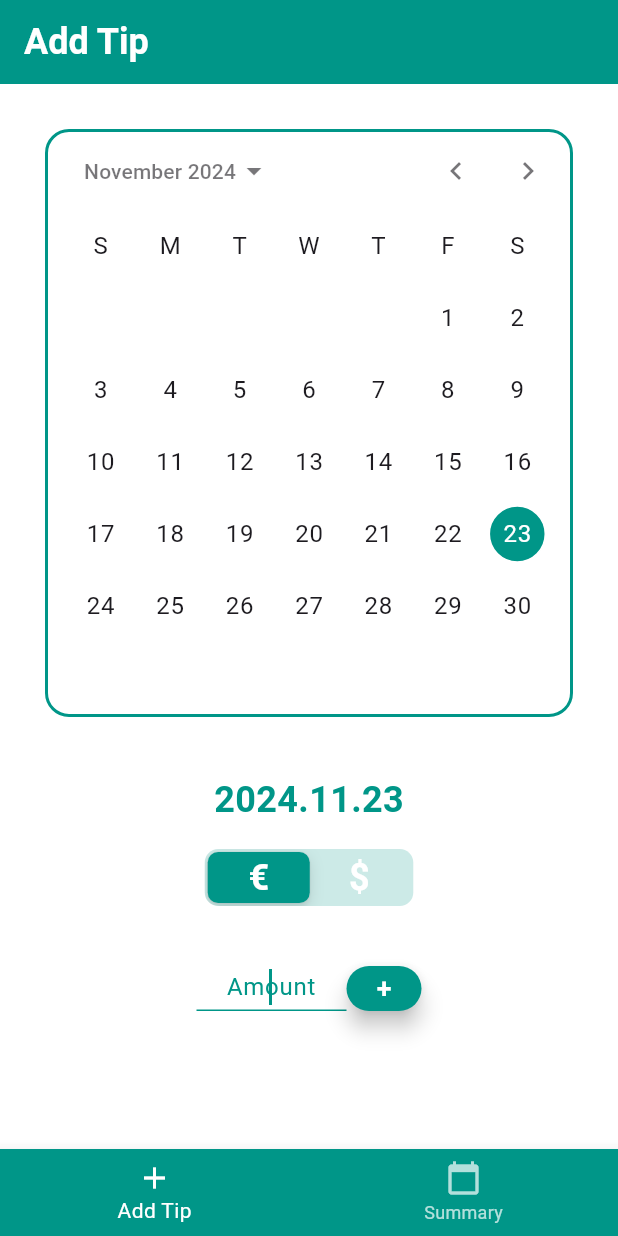
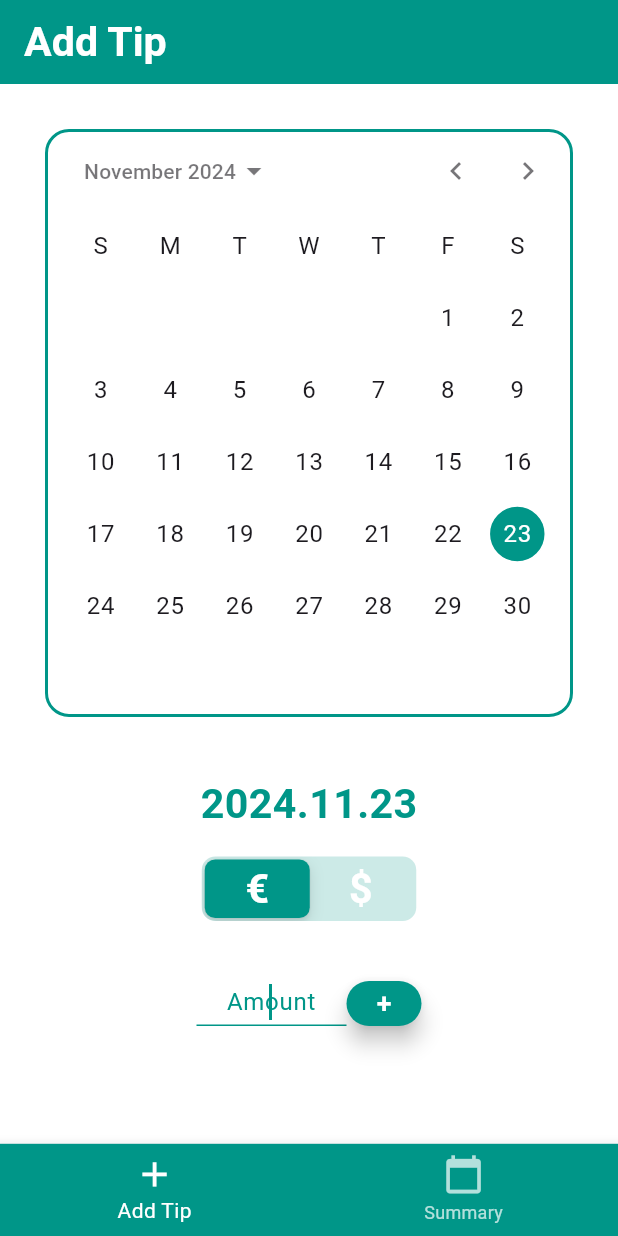
Before and after one commit to DiegoLSdev/tips_tracker, a Flutter app: the screen it shows after launch, on a phone screen of 412 x 824 dp. Run offline on Flutter 3.47's test engine with Material 3 defaults, Android fonts, the phone set to English and light mode, and no system bars; drawn by our look-alikes of calendar_date_picker2; our stand-ins replace flutter_screenutil.

```diff
--- a/lib/components/add_tip_dialog.dart
+++ b/lib/components/add_tip_dialog.dart
@@ -43,16 +43,16 @@ class _AddTipDialogState extends State<AddTipDialog> {
             groupValue: currencyIndex,
             backgroundColor: Colors.teal.withOpacity(0.2),
             thumbColor: Colors.teal,
-            children: const <int, Widget>{
+            children:  <int, Widget>{
               0: Padding(
-                padding: EdgeInsets.symmetric(horizontal: 16.0),
+                padding: const EdgeInsets.symmetric(horizontal: 16.0),
                 child: Text(
                   '€',
                   style: AppTextStyles.mainTitle,
                 ),
               ),
               1: Padding(
-                padding: EdgeInsets.symmetric(horizontal: 16.0),
+                padding: const EdgeInsets.symmetric(horizontal: 16.0),
                 child: Text(
                   '\$',
                   style: AppTextStyles.mainTitle,
--- a/lib/main.dart
+++ b/lib/main.dart
@@ -1,4 +1,5 @@
 import 'package:flutter/material.dart';
+import 'package:flutter_screenutil/flutter_screenutil.dart';
 import 'package:provider/provider.dart';
 import 'package:tips_tracker/controller/tip_provider.dart';
 import 'package:tips_tracker/screens/home_screen.dart';
@@ -16,13 +17,14 @@ class MyApp extends StatelessWidget {
       providers: [
         ChangeNotifierProvider(create: (_) => TipProvider()),
       ],
-      child: MaterialApp(
-        debugShowCheckedModeBanner: false,
-        title: "Tips App",
-        theme: ThemeData(
-          primarySwatch: Colors.teal,
+      child: ScreenUtilInit(
+        designSize: const Size(360, 690), // Base diseño móvil
+        builder: (context, child) => MaterialApp(
+          debugShowCheckedModeBanner: false,
+          title: "Tips App",
+          theme: ThemeData(primarySwatch: Colors.teal),
+          home: const HomeScreen(),
         ),
-        home: const HomeScreen(),
       ),
     );
   }
--- a/lib/screens/add_tip_screen.dart
+++ b/lib/screens/add_tip_screen.dart
@@ -23,7 +23,7 @@ class _AddTipScreenState extends State<AddTipScreen> {
 
     return Scaffold(
       appBar: AppBar(
-        title: const Text(
+        title:  Text(
           'Add Tip',
           style: AppTextStyles.mainTitle,
         ),
--- a/lib/screens/home_screen.dart
+++ b/lib/screens/home_screen.dart
@@ -1,4 +1,5 @@
 import 'package:flutter/material.dart';
+import 'package:flutter_screenutil/flutter_screenutil.dart';
 import 'package:tips_tracker/screens/add_tip_screen.dart';
 import 'package:tips_tracker/screens/yearly_and_monthly_screen.dart';
 
@@ -12,6 +13,11 @@ class HomeScreen extends StatefulWidget {
 class _HomeScreen extends State<HomeScreen> {
   int _currentIndex = 0;
 
+    void _handleAddTip() {
+    // Por ahora, puede estar vacío o incluir lógica como un refresco.
+    setState(() {});
+  }
+
   final List<Widget> body = [
     const AddTipScreen(),
     const MonthlyAndYearlyTipsScreen(), // Updated screen
@@ -22,8 +28,8 @@ class _HomeScreen extends State<HomeScreen> {
   return Scaffold(
     body: body[_currentIndex],
     bottomNavigationBar: BottomNavigationBar(
-        selectedItemColor: Colors.white,  // Selected text/icon color
-        unselectedItemColor: Colors.white70, // Unselected text/icon color
+      selectedItemColor: Colors.white,
+      unselectedItemColor: Colors.white70,
       backgroundColor: Colors.teal,
       currentIndex: _currentIndex,
       onTap: (int newIndex) {
@@ -34,16 +40,15 @@ class _HomeScreen extends State<HomeScreen> {
       items: [
         BottomNavigationBarItem(
           label: "Add Tip",
-            icon: const Icon(Icons.add),
-            backgroundColor: _currentIndex == 0 ? Colors.teal : Colors.red,  // Teal background for selected, red for unselected
+          icon: Icon(Icons.add, size: 24.sp), // Icono escalable
         ),
         BottomNavigationBarItem(
           label: "Summary",
-            icon: const Icon(Icons.calendar_today),
-            backgroundColor: _currentIndex == 1 ? Colors.teal : Colors.red,  // Teal background for selected, red for unselected
+          icon: Icon(Icons.calendar_today, size: 24.sp),
         ),
       ],
     ),
   );
 }
+
 }
--- a/lib/styles/theme.dart
+++ b/lib/styles/theme.dart
@@ -1,56 +1,50 @@
 import 'package:flutter/material.dart';
+import 'package:flutter_screenutil/flutter_screenutil.dart';
 
 class AppTextStyles {
-  static const TextStyle mainTitle = TextStyle(
+  static TextStyle mainTitle = TextStyle(
     color: Colors.white,
     fontWeight: FontWeight.bold,
-    fontSize: 24,
+    fontSize: 24.sp,
   );
-    static const TextStyle mainTitleSecondary = TextStyle(
+
+  static TextStyle mainTitleSecondary = TextStyle(
     color: Colors.teal,
     fontWeight: FontWeight.bold,
-    fontSize: 24,
+    fontSize: 24.sp,
   );
 
-  static  TextStyle subtitle = TextStyle(
+  static TextStyle subtitle = TextStyle(
     color: Colors.teal.shade300,
-    // fontWeight: FontWeight.w600,
-    fontSize: 16,
+    fontSize: 16.sp,
   );
 
-  static const TextStyle mainNotFoundTitle = TextStyle(
+  static TextStyle mainNotFoundTitle = TextStyle(
     color: Colors.grey,
-    fontSize: 18,
+    fontSize: 18.sp,
   );
 
-
-  static  TextStyle cardPriceText = TextStyle(
+  static TextStyle cardPriceText = TextStyle(
     color: Colors.white,
     fontWeight: FontWeight.w600,
-    fontSize: 16,
+    fontSize: 16.sp,
+  );
+}
+
+class AppTheme {
+  static ThemeData lightTheme = ThemeData(
+    primarySwatch: Colors.teal,
+    textTheme: TextTheme(
+      displayLarge: TextStyle(fontSize: 24.sp, fontWeight: FontWeight.bold),
+      bodyLarge: TextStyle(fontSize: 14.sp),
+    ),
   );
 
-
-
-
-
-
-
-
-
-
-
-
-
-  static const TextStyle floatingButtonText = TextStyle(
-    color: Colors.white,
-    fontSize: 16,
-    fontWeight: FontWeight.bold,
-  );
-
-  static const TextStyle elevatedButtonText = TextStyle(
-    color: Colors.white,
-    fontSize: 14,
-    fontWeight: FontWeight.w500,
+  static ThemeData darkTheme = ThemeData(
+    brightness: Brightness.dark,
+    textTheme: TextTheme(
+      displayLarge: TextStyle(fontSize: 24.sp, fontWeight: FontWeight.bold),
+      bodyLarge: TextStyle(fontSize: 14.sp),
+    ),
   );
 }
```
Also changed, not shown: lib/controller/tip_provider.dart (+19 -4 lines), lib/screens/yearly_and_monthly_screen.dart (+49 -49 lines). Lines whose indentation alone changed are shown as unchanged.
